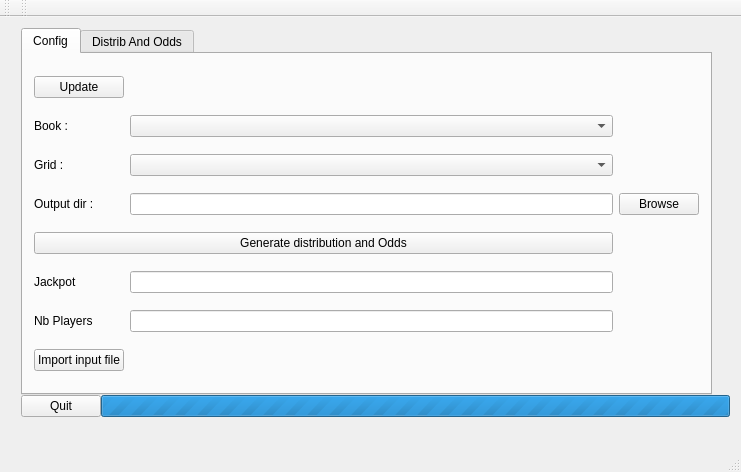
Above: src/mainwin.ui from poupou14/CombinoGen before the change. Below: the same form after it.
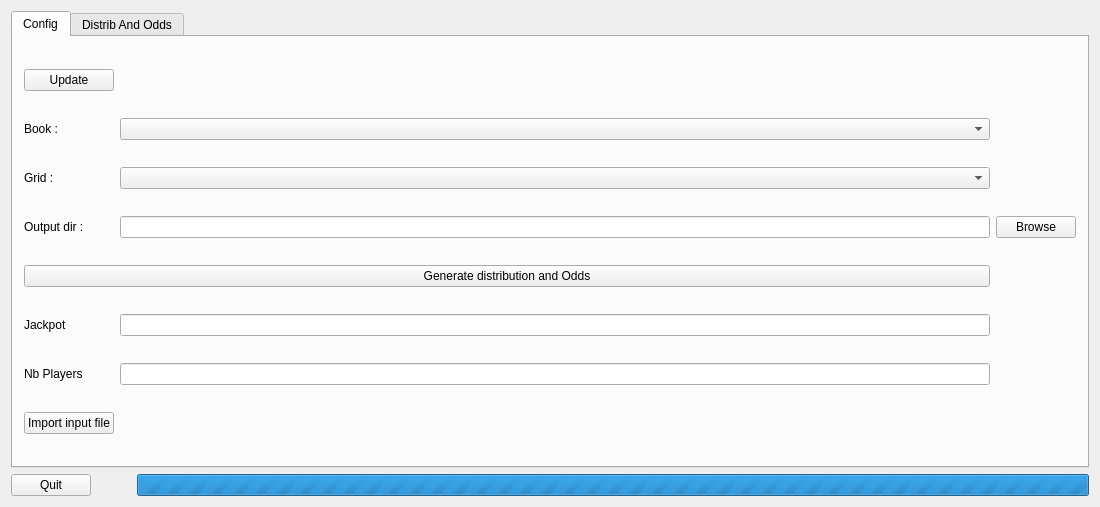
That is the form after the change. The open tabs and pages were chosen to show the change.

Diff of the .ui file:
```diff
--- a/src/mainwin.ui
+++ b/src/mainwin.ui
@@ -6,50 +6,17 @@
    <rect>
     <x>0</x>
     <y>0</y>
-    <width>741</width>
-    <height>472</height>
+    <width>1100</width>
+    <height>507</height>
    </rect>
   </property>
-  <property name="minimumSize">
-   <size>
-    <width>741</width>
-    <height>472</height>
-   </size>
-  </property>
-  <property name="maximumSize">
-   <size>
-    <width>741</width>
-    <height>472</height>
-   </size>
-  </property>
   <property name="windowTitle">
    <string>MainWin</string>
   </property>
   <widget class="QWidget" name="centralWidget">
-   <widget class="QWidget" name="">
-    <property name="geometry">
-     <rect>
-      <x>10</x>
-      <y>0</y>
-      <width>731</width>
-      <height>411</height>
-     </rect>
-    </property>
-    <layout class="QGridLayout" name="gridLayoutMain">
-     <property name="sizeConstraint">
-      <enum>QLayout::SetMaximumSize</enum>
-     </property>
-     <property name="spacing">
-      <number>0</number>
-     </property>
-     <item row="0" column="0" colspan="2">
+   <layout class="QVBoxLayout" name="verticalLayout">
+    <item>
       <widget class="QTabWidget" name="MainPanel">
-       <property name="maximumSize">
-        <size>
-         <width>691</width>
-         <height>371</height>
-        </size>
-       </property>
        <property name="currentIndex">
         <number>1</number>
        </property>
@@ -171,7 +138,9 @@
        </widget>
       </widget>
      </item>
-     <item row="1" column="0">
+    <item>
+     <layout class="QHBoxLayout" name="horizontalLayout">
+      <item>
       <widget class="QPushButton" name="pbQuit">
        <property name="maximumSize">
         <size>
@@ -184,7 +153,23 @@
        </property>
       </widget>
      </item>
-     <item row="1" column="1">
+      <item>
+       <spacer name="horizontalSpacer">
+        <property name="orientation">
+         <enum>Qt::Horizontal</enum>
+        </property>
+        <property name="sizeType">
+         <enum>QSizePolicy::Fixed</enum>
+        </property>
+        <property name="sizeHint" stdset="0">
+         <size>
+          <width>40</width>
+          <height>20</height>
+         </size>
+        </property>
+       </spacer>
+      </item>
+      <item>
       <widget class="QProgressBar" name="progressBar">
        <property name="maximum">
         <number>0</number>
@@ -195,37 +180,8 @@
       </widget>
      </item>
     </layout>
-   </widget>
-  </widget>
-  <widget class="QMenuBar" name="menuBar">
-   <property name="geometry">
-    <rect>
-     <x>0</x>
-     <y>0</y>
-     <width>741</width>
-     <height>19</height>
-    </rect>
-   </property>
-  </widget>
-  <widget class="QToolBar" name="mainToolBar">
-   <attribute name="toolBarArea">
-    <enum>TopToolBarArea</enum>
-   </attribute>
-   <attribute name="toolBarBreak">
-    <bool>false</bool>
-   </attribute>
-  </widget>
-  <widget class="QStatusBar" name="statusBar"/>
-  <widget class="QToolBar" name="toolBar">
-   <property name="windowTitle">
-    <string>toolBar</string>
-   </property>
-   <attribute name="toolBarArea">
-    <enum>TopToolBarArea</enum>
-   </attribute>
-   <attribute name="toolBarBreak">
-    <bool>false</bool>
-   </attribute>
+    </item>
+   </layout>
   </widget>
  </widget>
  <layoutdefault spacing="6" margin="11"/>
```
Left out of the diff: 2 changed lines with no effect on the pictures. Lines whose indentation alone changed are shown as unchanged.
